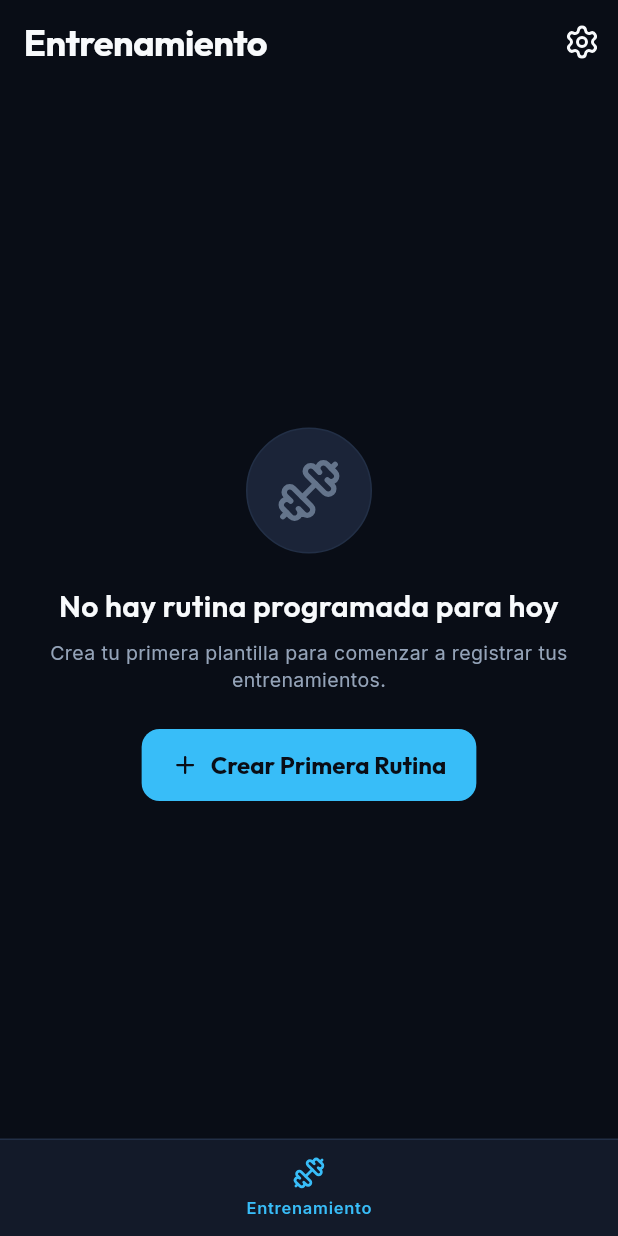
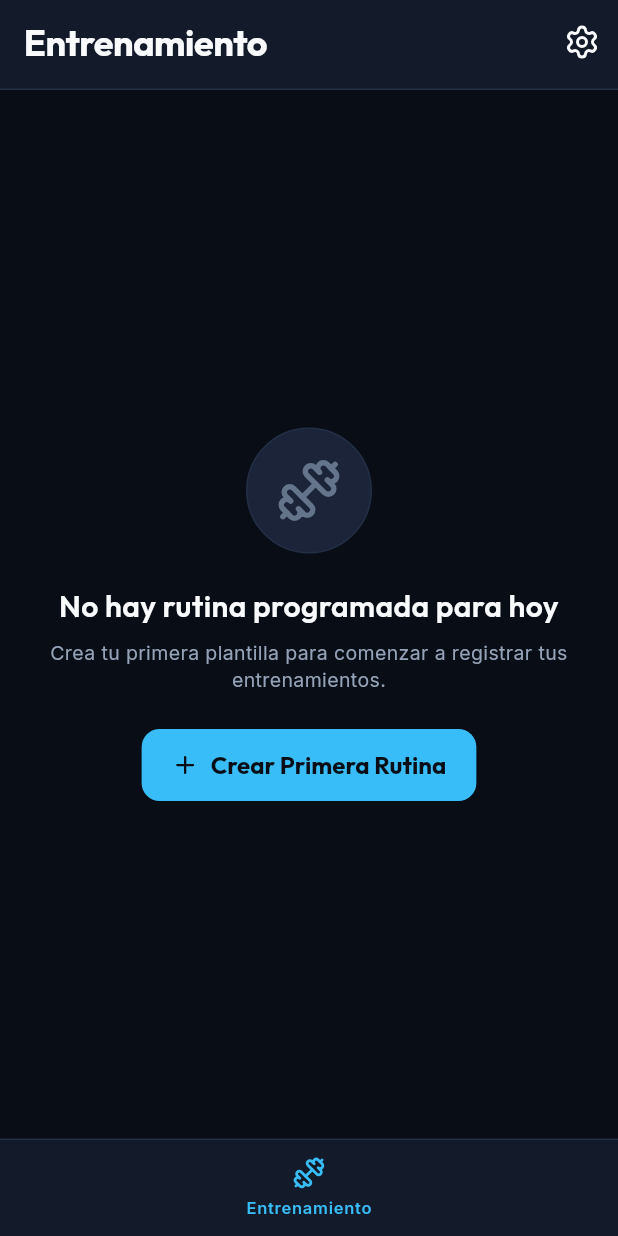
Before and after one commit to TenQy/vie, a Flutter app: the screen it shows after launch, on a phone screen of 412 x 824 dp. Run offline on Flutter 3.47's test engine with Material 3 defaults, Android fonts, the phone set to English and light mode, and no system bars; our stand-ins replace drift, drift_flutter, flutter_riverpod, google_fonts, lucide_icons; accounts and stored records are empty; generated files the repository leaves out were written again.

Commit message:
feat(ui): cambiar color de header para diferenciarlo con el fondo

```diff
--- a/app/lib/core/widgets/app_header.dart
+++ b/app/lib/core/widgets/app_header.dart
@@ -23,13 +23,16 @@ class AppHeader extends StatelessWidget implements PreferredSizeWidget {
   @override
   Widget build(BuildContext context) {
     return AppBar(
-      backgroundColor: AppColors.background,
+      backgroundColor: AppColors.surface,
       elevation: 0,
       scrolledUnderElevation: 0,
       centerTitle: centerTitle,
       leading: leading,
       title: _buildTitle(),
       actions: actions,
+      shape: const Border(
+        bottom: BorderSide(color: AppColors.border, width: 1),
+      ),
     );
   }
 
```
